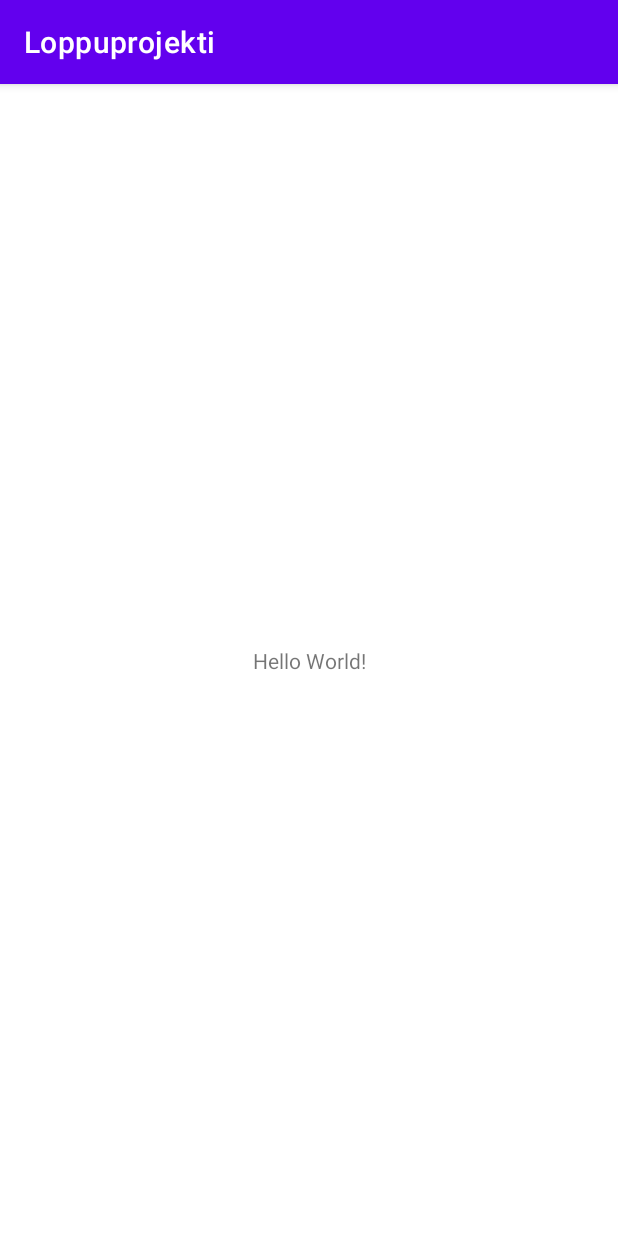
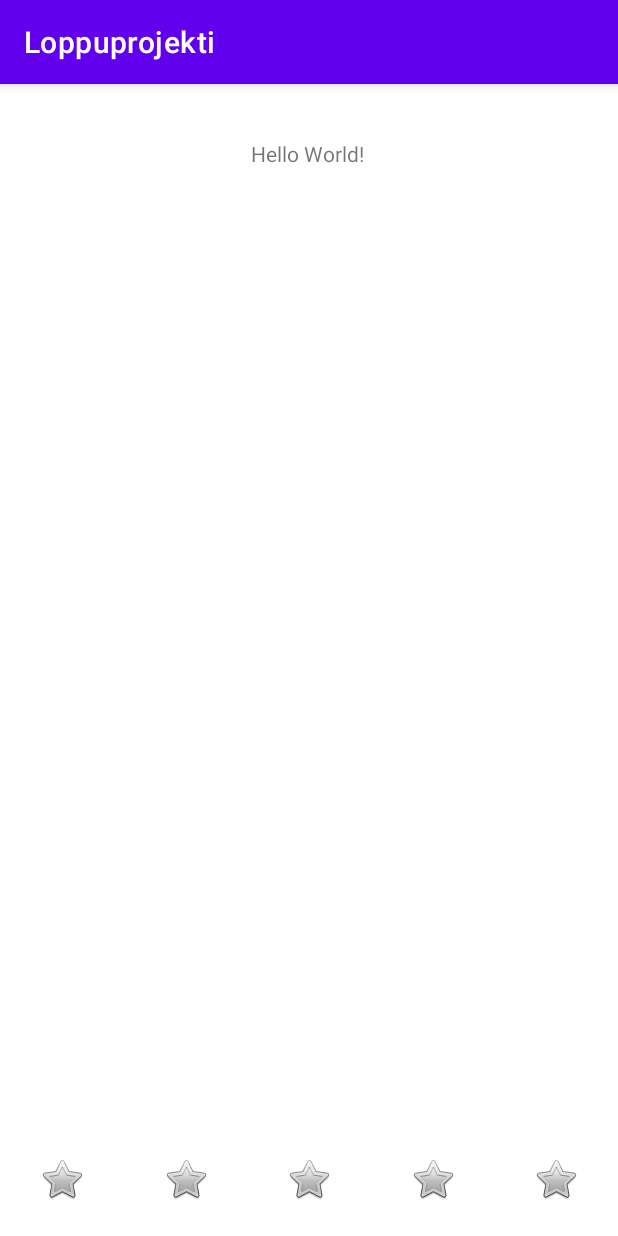
Before and after one commit to Tuomas01/Javajampat, an Android app: the screen it shows after launch (MainActivity), on a phone screen of 412 x 824 dp. Run offline under Robolectric (Android 15) with nearby library versions, the phone set to English and light mode, and no system bars.

Commit message:
Pohja projektille

```diff
--- a/app/src/main/res/layout/activity_main.xml
+++ b/app/src/main/res/layout/activity_main.xml
@@ -7,12 +7,113 @@
     tools:context=".MainActivity">
 
     <TextView
+        android:id="@+id/textView"
         android:layout_width="wrap_content"
         android:layout_height="wrap_content"
+        android:layout_marginTop="16dp"
         android:text="Hello World!"
-        app:layout_constraintBottom_toBottomOf="parent"
+        app:layout_constraintBottom_toTopOf="@+id/guideline10h"
+        app:layout_constraintHorizontal_bias="0.498"
         app:layout_constraintLeft_toLeftOf="parent"
         app:layout_constraintRight_toRightOf="parent"
         app:layout_constraintTop_toTopOf="parent" />
 
+    <androidx.constraintlayout.widget.Guideline
+        android:id="@+id/guideline20"
+        android:layout_width="wrap_content"
+        android:layout_height="wrap_content"
+        android:orientation="vertical"
+        app:layout_constraintGuide_percent="0.20" />
+
+    <androidx.constraintlayout.widget.Guideline
+        android:id="@+id/guideline40"
+        android:layout_width="wrap_content"
+        android:layout_height="wrap_content"
+        android:orientation="vertical"
+        app:layout_constraintGuide_percent="0.40" />
+
+    <androidx.constraintlayout.widget.Guideline
+        android:id="@+id/guideline60"
+        android:layout_width="wrap_content"
+        android:layout_height="wrap_content"
+        android:orientation="vertical"
+        app:layout_constraintGuide_percent="0.60" />
+
+    <androidx.constraintlayout.widget.Guideline
+        android:id="@+id/guideline80"
+        android:layout_width="wrap_content"
+        android:layout_height="wrap_content"
+        android:orientation="vertical"
+        app:layout_constraintGuide_percent="0.80" />
+
+    <androidx.constraintlayout.widget.Guideline
+        android:id="@+id/guideline10h"
+        android:layout_width="wrap_content"
+        android:layout_height="wrap_content"
+        android:orientation="horizontal"
+        app:layout_constraintGuide_percent="0.10" />
+
+    <androidx.constraintlayout.widget.Guideline
+        android:id="@+id/guideline90h"
+        android:layout_width="wrap_content"
+        android:layout_height="wrap_content"
+        android:orientation="horizontal"
+        app:layout_constraintGuide_percent="0.90" />
+
+    <ImageView
+        android:id="@+id/profiiliButton"
+        android:layout_width="wrap_content"
+        android:layout_height="wrap_content"
+        android:contentDescription="@string/profilebutton"
+        app:layout_constraintBottom_toBottomOf="parent"
+        app:layout_constraintEnd_toEndOf="parent"
+        app:layout_constraintStart_toStartOf="@+id/guideline80"
+        app:layout_constraintTop_toTopOf="@+id/guideline90h"
+        app:srcCompat="@android:drawable/btn_star" />
+
+    <ImageView
+        android:id="@+id/sleepButton"
+        android:layout_width="wrap_content"
+        android:layout_height="wrap_content"
+        android:contentDescription="@string/sleepbutton"
+        app:layout_constraintBottom_toBottomOf="parent"
+        app:layout_constraintEnd_toStartOf="@+id/guideline80"
+        app:layout_constraintStart_toStartOf="@+id/guideline60"
+        app:layout_constraintTop_toTopOf="@+id/guideline90h"
+        app:srcCompat="@android:drawable/btn_star" />
+
+    <ImageView
+        android:id="@+id/homeButton"
+        android:layout_width="wrap_content"
+        android:layout_height="wrap_content"
+        android:contentDescription="@string/homebutton"
+        app:layout_constraintBottom_toBottomOf="parent"
+        app:layout_constraintEnd_toStartOf="@+id/guideline60"
+        app:layout_constraintStart_toStartOf="@+id/guideline40"
+        app:layout_constraintTop_toTopOf="@+id/guideline90h"
+        app:srcCompat="@android:drawable/btn_star" />
+
+    <ImageView
+        android:id="@+id/foodButton"
+        android:layout_width="wrap_content"
+        android:layout_height="wrap_content"
+        android:contentDescription="@string/foodbutton"
+        app:layout_constraintBottom_toBottomOf="parent"
+        app:layout_constraintEnd_toStartOf="@+id/guideline40"
+        app:layout_constraintStart_toStartOf="@+id/guideline20"
+        app:layout_constraintTop_toTopOf="@+id/guideline90h"
+        app:srcCompat="@android:drawable/btn_star" />
+
+    <ImageView
+        android:id="@+id/trainingButton"
+        android:layout_width="wrap_content"
+        android:layout_height="wrap_content"
+        android:contentDescription="@string/trainingButton"
+        app:layout_constraintBottom_toBottomOf="parent"
+        app:layout_constraintEnd_toStartOf="@+id/guideline20"
+        app:layout_constraintStart_toStartOf="parent"
+        app:layout_constraintTop_toTopOf="@+id/guideline90h"
+        app:srcCompat="@android:drawable/btn_star" />
+
+
 </androidx.constraintlayout.widget.ConstraintLayout>
--- a/app/src/main/res/values/strings.xml
+++ b/app/src/main/res/values/strings.xml
@@ -1,3 +1,8 @@
 <resources>
     <string name="app_name">Loppuprojekti</string>
+    <string name="trainingButton">training</string>
+    <string name="foodbutton">foodButton</string>
+    <string name="homebutton">homeButton</string>
+    <string name="sleepbutton">sleepButton</string>
+    <string name="profilebutton">profileButton</string>
 </resources>
```
